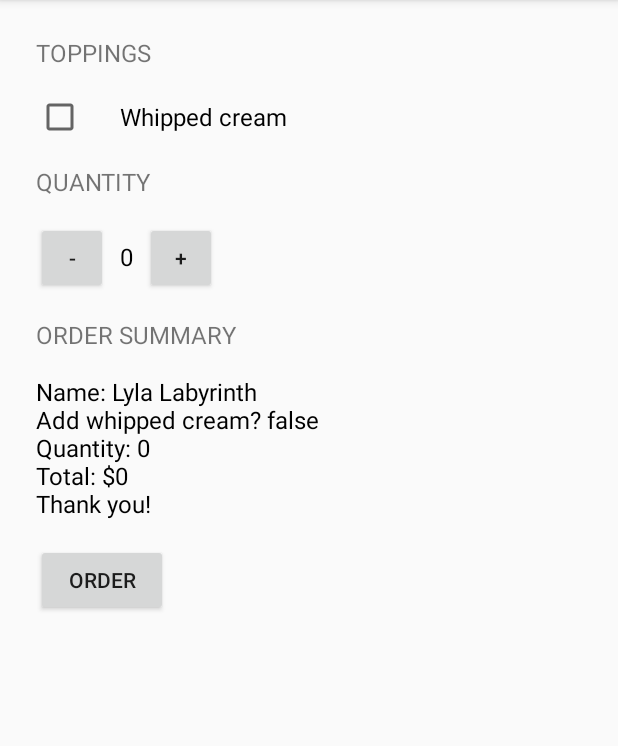
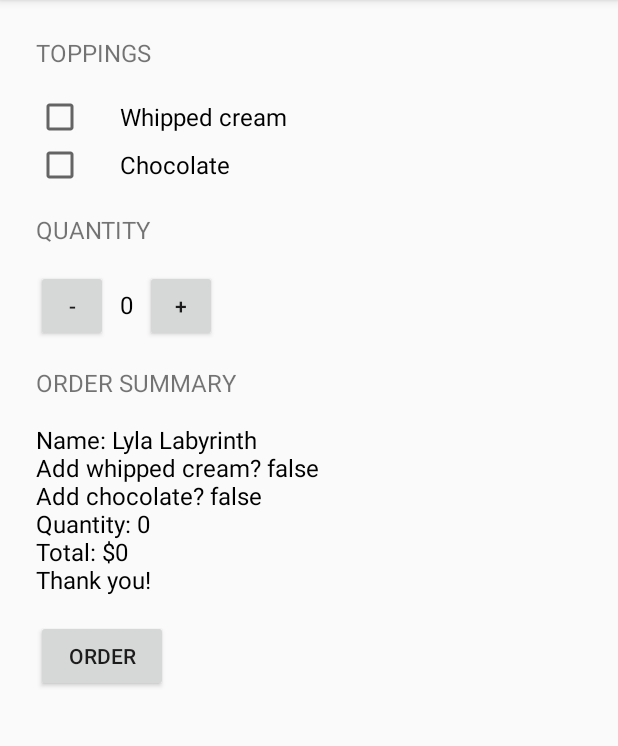
Before and after one commit to anishainas/udacity_justjava, an Android app: the screen it shows after launch (MainActivity), after a tap on "ORDER", on a phone screen of 412 x 824 dp, the part 84-830 px from its top. Run offline under Robolectric (Android 15) with nearby library versions, the phone set to English and light mode, and no system bars.

Commit message:
added chocolate topping checkbox

```diff
--- a/app/src/main/java/com/example/android/justjava/MainActivity.java
+++ b/app/src/main/java/com/example/android/justjava/MainActivity.java
@@ -29,13 +29,16 @@ public class MainActivity extends AppCompatActivity {
     public void submitOrder(View view) {
 
         CheckBox checkboxWhip = findViewById(R.id.checkbox_whip);
+        CheckBox checkboxChocolate = findViewById(R.id.checkbox_chocolate);
         TextView summary = findViewById(R.id.summary);
 
         String whippedCream = (checkboxWhip.isChecked())?"true":"false";
+        String chocolate = (checkboxChocolate.isChecked())?"true":"false";
 
         StringBuilder summaryMessage = new StringBuilder();
         summaryMessage.append("Name: Lyla Labyrinth");
         summaryMessage.append("\nAdd whipped cream? " + whippedCream);
+        summaryMessage.append("\nAdd chocolate? " + chocolate);
         summaryMessage.append("\nQuantity: " + quantity);
         summaryMessage.append("\nTotal: $" + quantity*5);
         summaryMessage.append("\nThank you!");
--- a/app/src/main/res/layout/activity_main.xml
+++ b/app/src/main/res/layout/activity_main.xml
@@ -24,9 +24,20 @@
             android:id="@+id/checkbox_whip"
             android:layout_width="wrap_content"
             android:layout_height="wrap_content"
-            android:layout_margin="8dp"
+            android:layout_marginTop="8dp"
+            android:layout_marginLeft="8dp"
             android:paddingLeft="24dp"
             android:text="Whipped cream"
+            android:textSize="16sp" />
+
+        <CheckBox
+            android:id="@+id/checkbox_chocolate"
+            android:layout_width="wrap_content"
+            android:layout_height="wrap_content"
+            android:layout_marginBottom="8dp"
+            android:layout_marginLeft="8dp"
+            android:paddingLeft="24dp"
+            android:text="Chocolate"
             android:textSize="16sp" />
 
         <TextView
```
